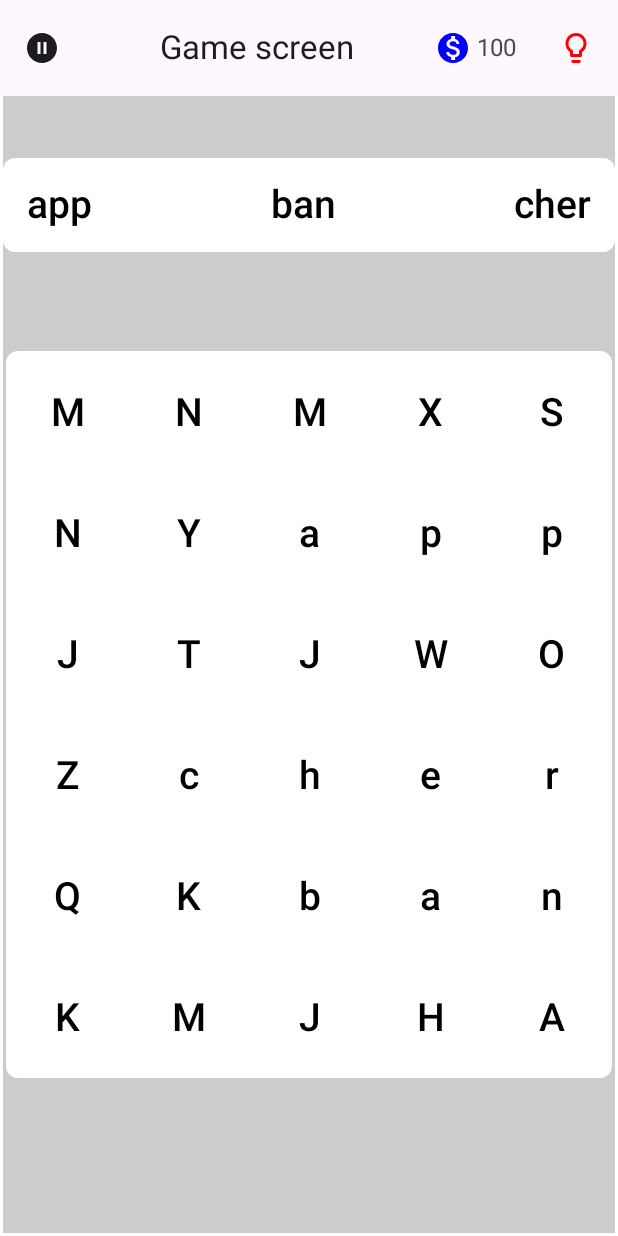
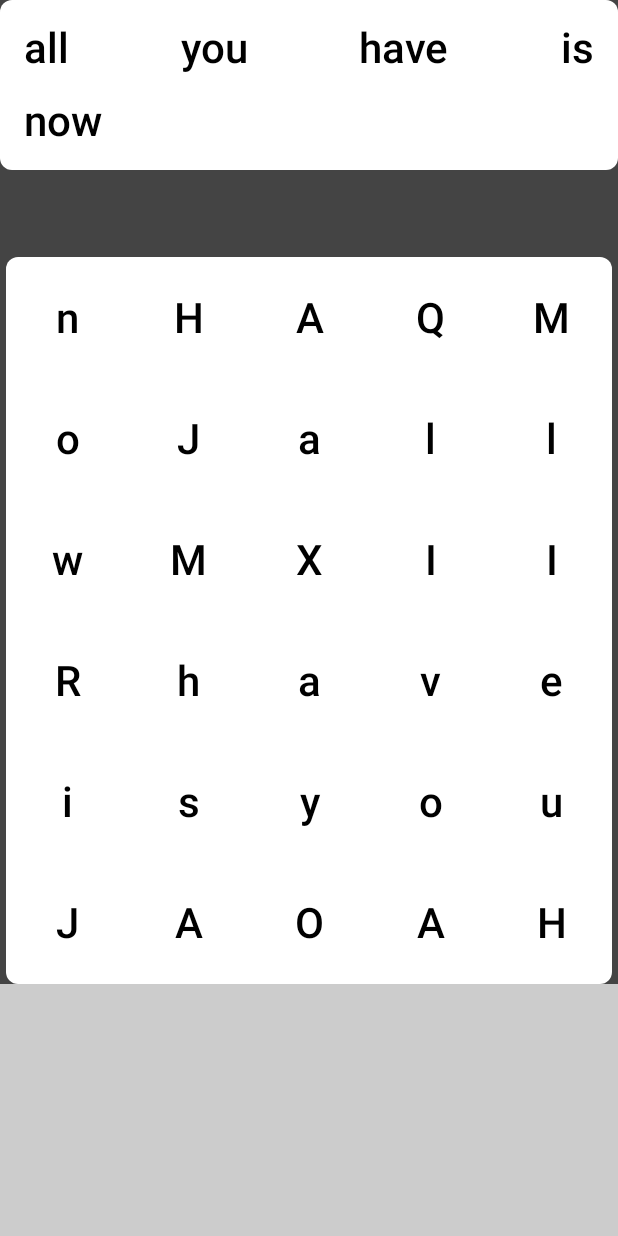
Before and after one commit to ajay020/word-search-game, an Android app built with Jetpack Compose: the @Preview function GameScreenPreview, on a phone screen of 412 x 824 dp. Run offline under Robolectric (Android 15) with nearby library versions, the phone set to English and light mode, and no system bars.

Commit message:
fixed minor bug

```diff
--- a/app/src/main/assets/puzzles.json
+++ b/app/src/main/assets/puzzles.json
@@ -55,7 +55,7 @@
           "you",
           "is",
           "now",
-          "not"
+          "PRESENTER"
         ],
         "isCompleted": false
       }
--- a/app/src/main/java/com/example/wordsearch/ui/components/WordGrid.kt
+++ b/app/src/main/java/com/example/wordsearch/ui/components/WordGrid.kt
@@ -12,6 +12,7 @@ import androidx.compose.foundation.layout.FlowRow
 import androidx.compose.foundation.layout.Row
 import androidx.compose.foundation.layout.Spacer
 import androidx.compose.foundation.layout.fillMaxSize
+import androidx.compose.foundation.layout.fillMaxWidth
 import androidx.compose.foundation.layout.height
 import androidx.compose.foundation.layout.padding
 import androidx.compose.foundation.layout.size
@@ -65,7 +66,7 @@ fun WordGrid(
     val selectedCells by viewModel.selectedCells.collectAsState()
     val selectedLines by viewModel.selectedLines.collectAsState()
     val currentLine by viewModel.currentLine.collectAsState()
-    val positionOfHintWord by viewModel.positionOfHintWord.collectAsState()
+    val positionOfHintWords by viewModel.positionOfHintWords.collectAsState()
 
     LaunchedEffect(wordList, grid) {
         viewModel.initGrid(wordList, grid)
@@ -77,13 +78,25 @@ fun WordGrid(
     val padding = 8.dp // for 4.dp padding on each side
     val adjustedWidth = screenWidthDp - padding
 
+    Log.d(TAG, "screenWidth: $screenWidthDp screenHeight: ${configuration.screenHeightDp.dp}")
+
     // Recalculate cell size when the grid changes
     val cellSize by remember(grid) {
         derivedStateOf {
             val numColumns = grid.getOrNull(0)?.size ?: 1
             when {
+                adjustedWidth <= 360.dp && numColumns <= 5 ->50.dp
+                adjustedWidth <= 360.dp && numColumns <= 8 ->48.dp
+                adjustedWidth <= 360.dp && numColumns <= 10 ->38.dp
+                adjustedWidth <= 360.dp && numColumns <= 12 ->30.dp
+
+                adjustedWidth <= 390.dp && numColumns <= 5 ->54.dp
+                adjustedWidth <= 390.dp && numColumns <= 8 ->48.dp
+                adjustedWidth <= 390.dp && numColumns <= 10 ->38.dp
+                adjustedWidth <= 390.dp && numColumns <= 12 ->36.dp
+
                 adjustedWidth < 600.dp -> adjustedWidth / numColumns
-                else -> 56.dp // Large screen size
+                else -> 50.dp // Large screen size
             }
         }
     }
@@ -93,9 +106,11 @@ fun WordGrid(
         derivedStateOf {
             val numColumns = grid.getOrNull(0)?.size ?: 1
             when {
-                numColumns <= 6 -> 26.sp
+                numColumns <= 5 -> 28.sp
+                numColumns <= 6 -> 22.sp
                 numColumns <= 8 -> 20.sp
-                else -> 18.sp
+                numColumns < 10 -> 18.sp
+                else -> 16.sp
             }
         }
     }
@@ -109,7 +124,8 @@ fun WordGrid(
     Column(
         modifier =
             Modifier
-                .background(Color.LightGray),
+                .fillMaxWidth()
+                .background(Color.DarkGray),
         horizontalAlignment = Alignment.CenterHorizontally,
     ) {
         WordList(
@@ -118,14 +134,14 @@ fun WordGrid(
             textSize = textSize,
             foundWords = foundWords,
         )
-        Spacer(modifier = Modifier.height(8.dp))
+        Spacer(modifier = Modifier.height(4.dp))
         CurrentWord(currentWord = currentWord)
-        Spacer(modifier = Modifier.height(8.dp))
+        Spacer(modifier = Modifier.height(4.dp))
 
         if (grid.isNotEmpty()) {
             GridContainer(
                 textSize = textSize,
-                positionOfHintWord = positionOfHintWord,
+                positionOfHintWords = positionOfHintWords,
                 gridData =
                     GridContainerData(
                         cellSize = cellSize,
@@ -145,13 +161,15 @@ fun GridContainer(
     gridData: GridContainerData,
     viewModel: WordGridViewModel,
     textSize: TextUnit,
-    positionOfHintWord: Pair<Int, Int>?,
+    positionOfHintWords: List<Pair<Int, Int>>,
 ) {
     Box(
         modifier =
             Modifier
-                .size(gridData.cellSize * gridData.grid[0].size, gridData.cellSize * gridData.grid.size)
-                .background(Color.White, shape = RoundedCornerShape(8.dp))
+                .size(
+                    gridData.cellSize * gridData.grid[0].size,
+                    gridData.cellSize * gridData.grid.size,
+                ).background(Color.White, shape = RoundedCornerShape(8.dp))
                 .drawLines(gridData.selectedLines, gridData.currentLine)
                 .handleGestures(viewModel),
         contentAlignment = Alignment.Center,
@@ -161,7 +179,7 @@ fun GridContainer(
             cellSize = gridData.cellSize,
             textSize = textSize,
             selectedCells = gridData.selectedCells,
-            positionOfHintWord = positionOfHintWord,
+            positionOfHintWords = positionOfHintWords,
         )
     }
 }
@@ -172,7 +190,7 @@ fun GridDisplay(
     textSize: TextUnit,
     cellSize: Dp,
     selectedCells: Set<Pair<Int, Int>>,
-    positionOfHintWord: Pair<Int, Int>?,
+    positionOfHintWords: List<Pair<Int, Int>>,
 ) {
     Column(
         modifier =
@@ -188,12 +206,20 @@ fun GridDisplay(
                     Box(
                         modifier =
                             Modifier
-                                .size(cellSize)
-                                .then(getCellBorder(rowIndex, colIndex, positionOfHintWord)),
+                                .background(Color.Transparent)
+                                .size(cellSize),
                         contentAlignment = Alignment.Center,
                     ) {
                         val isSelected =
                             selectedCells.contains(rowIndex to colIndex)
+                        val isHintWord = positionOfHintWords.contains(rowIndex to colIndex)
+                        Box(
+                            modifier =
+                                Modifier
+                                    .size(cellSize / 2)
+                                    .getCellBorder(isHintWord),
+                            contentAlignment = Alignment.Center,
+                        ) {
                             Text(
                                 modifier =
                                     Modifier
@@ -212,19 +238,18 @@ fun GridDisplay(
             }
         }
     }
+}
 
-fun getCellBorder(
-    rowIndex: Int,
-    colIndex: Int,
-    positionOfHintWord: Pair<Int, Int>?,
-): Modifier =
-    positionOfHintWord?.let { (hintRow, hintCol) ->
-        if (hintRow == rowIndex && hintCol == colIndex) {
-            Modifier.border(2.dp, Color.Black, shape = CircleShape)
+fun Modifier.getCellBorder(
+    isHintWord: Boolean,
+): Modifier {
+    return if (isHintWord) {
+        this.border(2.dp, Color.Black, shape = CircleShape, )
     } else {
-            Modifier
+        this
     }
-    } ?: Modifier
+}
+
 
 @Composable
 fun Modifier.drawLines(
@@ -336,9 +361,10 @@ fun WordList(
 private fun WordGridPreview() {
     val words =
         listOf(
-            "APP",
-            "CAT",
-            "RESPECT",
+            "all",
+            "you",
+            "is",
+            "PRESENTEEE"
         )
 
     val viewModel = WordGridViewModel()
--- a/app/src/main/java/com/example/wordsearch/ui/screens/GameScreen.kt
+++ b/app/src/main/java/com/example/wordsearch/ui/screens/GameScreen.kt
@@ -154,7 +154,6 @@ fun GameScreenContent(
     puzzlePart: PuzzlePart,
     grid: List<List<Char>>,
 ) {
-
     if (grid.isEmpty() || grid[0].isEmpty()) {
         Box(
             modifier =
@@ -175,9 +174,8 @@ fun GameScreenContent(
         modifier =
             modifier
                 .fillMaxSize()
-                .padding(2.dp)
                 .background(Color.LightGray),
-        verticalArrangement = Arrangement.Center,
+        verticalArrangement = Arrangement.Top
     ) {
         if (grid.isNotEmpty()) {
             WordGrid(
@@ -185,7 +183,6 @@ fun GameScreenContent(
                 grid = grid,
             )
         }
-
     }
 }
 
@@ -264,19 +261,28 @@ fun GameScreenTopBar(
 @Preview(showBackground = true)
 @Composable
 private fun GameScreenPreview() {
-    val puzzlePart = PuzzlePart(1, listOf("app", "ban", "cher"))
+    val words =
+        listOf(
+            "all",
+            "you",
+            "have",
+            "is",
+            "now"
+        )
+    val puzzlePart = PuzzlePart(1, words)
+
     GameScreenContent(
         puzzlePart = puzzlePart,
-        grid = generateGrid( puzzlePart.words)
+        grid = generateGrid( words)
     )
 //    ExitDialog(
 //        navigateToHomeScreen = {},
 //        onDismiss = {},
 //    )
-    GameScreenTopBar(
-        title = "Game screen",
-        coins = 100,
-        onCloseClick = {},
-        onHintClick = {},
-    )
+//    GameScreenTopBar(
+//        title = "Game screen",
+//        coins = 100,
+//        onCloseClick = {},
+//        onHintClick = {},
+//    )
 }
--- a/app/src/main/java/com/example/wordsearch/ui/viewModels/GameViewModel.kt
+++ b/app/src/main/java/com/example/wordsearch/ui/viewModels/GameViewModel.kt
@@ -57,8 +57,8 @@ class GameViewModel(
 
     // Function to use a hint
     fun useHint() {
-        if (_coins.value > 0 && _availableHint.value > 0) {
-            _coins.value -= 1 // Deduct 1 coin per hint
+        if (_coins.value > 0) {
+            _coins.value -= 10 // Deduct 1 coin per hint
             _availableHint.value -= 1
         } else {
             // Handle no more coins available, e.g., show a message
--- a/app/src/main/java/com/example/wordsearch/ui/viewModels/WordGridViewModel.kt
+++ b/app/src/main/java/com/example/wordsearch/ui/viewModels/WordGridViewModel.kt
@@ -1,6 +1,5 @@
 package com.example.wordsearch.ui.viewModels
 
-import android.util.Log
 import androidx.compose.ui.geometry.Offset
 import androidx.compose.ui.graphics.Color
 import androidx.lifecycle.ViewModel
@@ -24,8 +23,8 @@ class WordGridViewModel : ViewModel() {
     private val _gridState = MutableStateFlow<List<List<Char>>>(emptyList())
     val gridState: StateFlow<List<List<Char>>> = _gridState
 
-    private val _positionOfHintWord = MutableStateFlow<Pair<Int, Int>?>(null)
-    val positionOfHintWord = _positionOfHintWord
+    private val _positionOfHintWords = MutableStateFlow<List<Pair<Int, Int>>>(emptyList())
+    val positionOfHintWords: StateFlow<List<Pair<Int, Int>>> = _positionOfHintWords
 
     private val _wordListState = MutableStateFlow<List<String>>(emptyList())
     val wordListState: StateFlow<List<String>> = _wordListState
@@ -51,7 +50,7 @@ class WordGridViewModel : ViewModel() {
     private var startCell: Pair<Int, Int>? = null
     private var currentColorIndex = 0
     private var cellSizePx: Float = 0f
-        private set
+    private var revealedWordsByHint = mutableListOf<String>()
 
     fun updateCellSizePx(newSizePx: Float) {
         cellSizePx = newSizePx
@@ -84,7 +83,8 @@ class WordGridViewModel : ViewModel() {
             val selectedWord =
                 _selectedCells.value.map { (r, c) -> _gridState.value[r][c] }.joinToString("")
 
-            if (_wordListState.value.contains(selectedWord) &&
+            if (_wordListState.value.contains(selectedWord) ||
+                wordListState.value.contains(selectedWord.reversed()) &&
                 !_foundWords.value.contains(
                     selectedWord,
                 )
@@ -136,11 +136,6 @@ class WordGridViewModel : ViewModel() {
             val endOffset =
                 getCellCenter(row, col, cellSizePx)
 
-            Log.d(
-                "WordGrid",
-                " endOffset: $endOffset cellSizePx: $cellSizePx",
-            )
-
             _currentLine.value =
                 _currentLine.value?.copy(
                     offsets =
@@ -167,6 +162,10 @@ class WordGridViewModel : ViewModel() {
         _selectedLines.value = emptyList()
         _currentWord.value = ""
         _currentLine.value = null
+
+        // reset hints
+        revealedWordsByHint.clear()
+        _positionOfHintWords.value = emptyList()
     }
 
     private fun onWordFound(word: String) {
@@ -187,10 +186,20 @@ class WordGridViewModel : ViewModel() {
     }
 
     fun highlightFirstCharacter() {
-        val word = _wordListState.value.first { !_foundWords.value.contains(it) }
-
+        val word =
+            _wordListState.value.firstOrNull {
+                !_foundWords.value.contains(it) &&
+                    !revealedWordsByHint.contains(it)
+            }
+        if (word == null)
+            {
+                return
+            }
+        revealedWordsByHint.add(word)
         // Find the cell where the first character is located in the grid
         val position = findWordInGrid(grid = _gridState.value, word = word)
-        _positionOfHintWord.value = position
+        position?.let {
+            _positionOfHintWords.value += it
+        }
     }
 }
```
Lines whose indentation alone changed are shown as unchanged.
